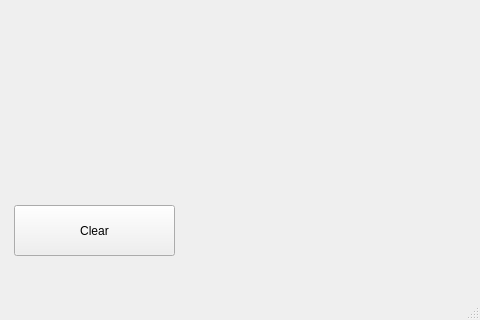
Old version of the form lab_3/gameOfLife/mainwindow.ui in the repository oxaxxaxaxaxaxaxxaaaxax/23203_valenko; both pictures show x 376 to 856 and y 555 to 875 of the 856 by 875 pixel window.
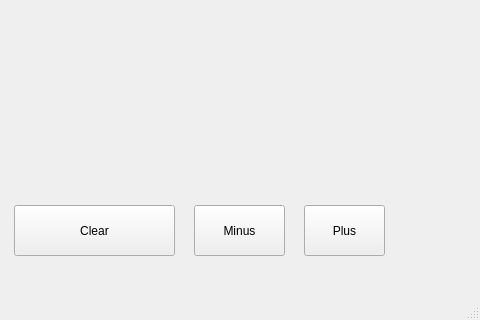
New version of the form.

```diff
--- a/lab_3/gameOfLife/mainwindow.ui
+++ b/lab_3/gameOfLife/mainwindow.ui
@@ -56,6 +56,32 @@
      <string>Clear</string>
     </property>
    </widget>
+   <widget class="QPushButton" name="min_button">
+    <property name="geometry">
+     <rect>
+      <x>570</x>
+      <y>760</y>
+      <width>91</width>
+      <height>51</height>
+     </rect>
+    </property>
+    <property name="text">
+     <string>Minus</string>
+    </property>
+   </widget>
+   <widget class="QPushButton" name="plus_button">
+    <property name="geometry">
+     <rect>
+      <x>680</x>
+      <y>760</y>
+      <width>81</width>
+      <height>51</height>
+     </rect>
+    </property>
+    <property name="text">
+     <string>Plus</string>
+    </property>
+   </widget>
   </widget>
   <widget class="QMenuBar" name="menubar">
    <property name="geometry">
```
